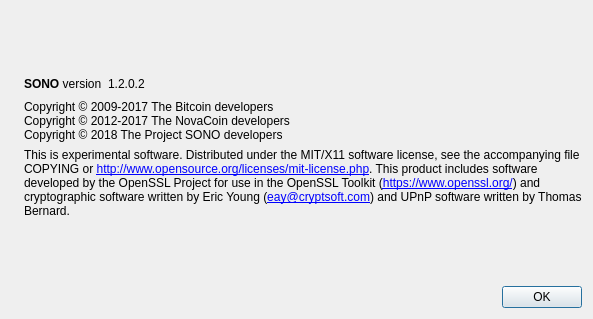
Qt form src/qt/forms/aboutdialog.ui (altcommunitycoin/SONO) before a commit.
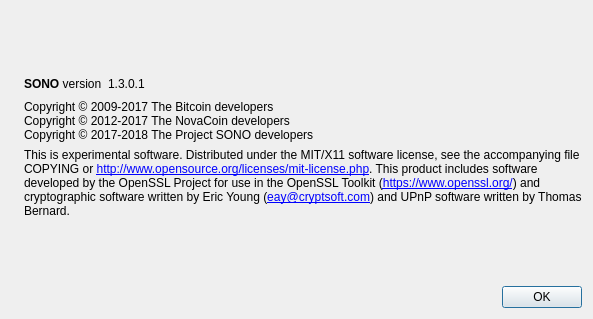
The same form after that commit. Icons and pictures are not drawn.

Diff of the .ui file:
```diff
--- a/src/qt/forms/aboutdialog.ui
+++ b/src/qt/forms/aboutdialog.ui
@@ -63,7 +63,7 @@
           <cursorShape>IBeamCursor</cursorShape>
          </property>
          <property name="text">
-          <string notr="true">1.2.0.2</string>
+          <string notr="true">1.3.0.1</string>
          </property>
          <property name="textInteractionFlags">
           <set>Qt::LinksAccessibleByMouse|Qt::TextSelectableByKeyboard|Qt::TextSelectableByMouse</set>
@@ -93,7 +93,7 @@
        <property name="text">
         <string>Copyright © 2009-2017 The Bitcoin developers
 Copyright © 2012-2017 The NovaCoin developers
-Copyright © 2018 The Project SONO developers</string>
+Copyright © 2017-2018 The Project SONO developers</string>
        </property>
        <property name="textInteractionFlags">
         <set>Qt::LinksAccessibleByMouse|Qt::TextSelectableByKeyboard|Qt::TextSelectableByMouse</set>
```
